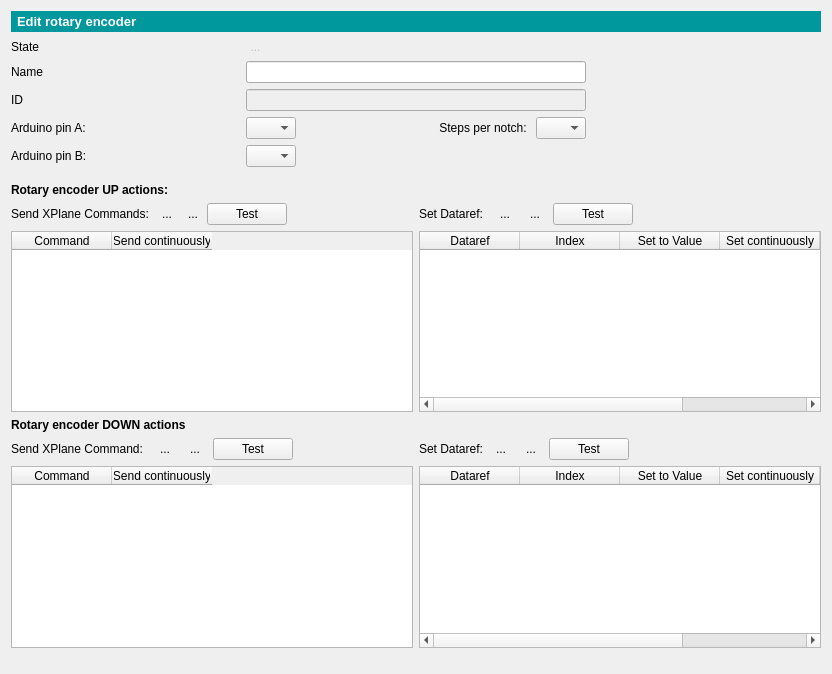
Above: gui/rotencoderEditForm.ui from leleopard/pyXPArduino before the change. Below: the same form after it.
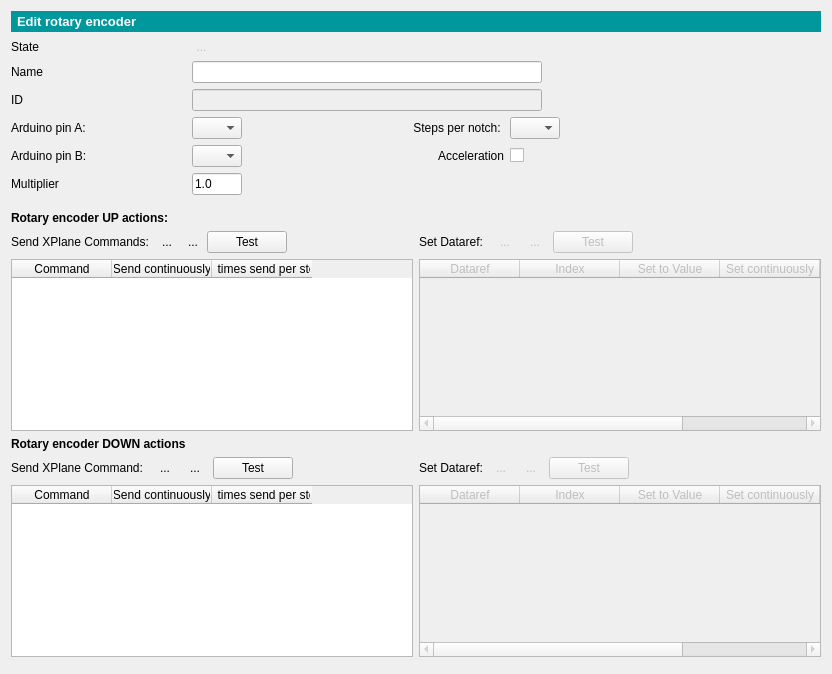
That is the form after the change. Icons and pictures are not drawn.

Commit message: added rot encoder acceleration and multiplier settings

```diff
--- a/gui/rotencoderEditForm.ui
+++ b/gui/rotencoderEditForm.ui
@@ -43,36 +43,6 @@
      </property>
     </widget>
    </item>
-   <item row="1" column="0">
-    <widget class="QLabel" name="label_17">
-     <property name="text">
-      <string>State</string>
-     </property>
-    </widget>
-   </item>
-   <item row="8" column="0">
-    <spacer name="verticalSpacer_2">
-     <property name="orientation">
-      <enum>Qt::Vertical</enum>
-     </property>
-     <property name="sizeType">
-      <enum>QSizePolicy::Fixed</enum>
-     </property>
-     <property name="sizeHint" stdset="0">
-      <size>
-       <width>20</width>
-       <height>10</height>
-      </size>
-     </property>
-    </spacer>
-   </item>
-   <item row="4" column="0">
-    <widget class="QLabel" name="label_19">
-     <property name="text">
-      <string>ID</string>
-     </property>
-    </widget>
-   </item>
    <item row="3" column="0">
     <widget class="QLabel" name="label_3">
      <property name="sizePolicy">
@@ -81,6 +51,12 @@
        <verstretch>0</verstretch>
       </sizepolicy>
      </property>
+     <property name="maximumSize">
+      <size>
+       <width>110</width>
+       <height>16777215</height>
+      </size>
+     </property>
      <property name="layoutDirection">
       <enum>Qt::LeftToRight</enum>
      </property>
@@ -89,7 +65,7 @@
      </property>
     </widget>
    </item>
-   <item row="11" column="0">
+   <item row="12" column="0">
     <widget class="QLabel" name="label_15">
      <property name="font">
       <font>
@@ -103,27 +79,61 @@
      </property>
     </widget>
    </item>
+   <item row="4" column="0">
+    <widget class="QLabel" name="label_19">
+     <property name="maximumSize">
+      <size>
+       <width>110</width>
+       <height>16777215</height>
+      </size>
+     </property>
+     <property name="text">
+      <string>ID</string>
+     </property>
+    </widget>
+   </item>
+   <item row="1" column="0">
+    <widget class="QLabel" name="label_17">
+     <property name="maximumSize">
+      <size>
+       <width>110</width>
+       <height>16777215</height>
+      </size>
+     </property>
+     <property name="text">
+      <string>State</string>
+     </property>
+    </widget>
+   </item>
+   <item row="9" column="0">
+    <spacer name="verticalSpacer_2">
+     <property name="orientation">
+      <enum>Qt::Vertical</enum>
+     </property>
+     <property name="sizeType">
+      <enum>QSizePolicy::Fixed</enum>
+     </property>
+     <property name="sizeHint" stdset="0">
+      <size>
+       <width>20</width>
+       <height>10</height>
+      </size>
+     </property>
+    </spacer>
+   </item>
    <item row="5" column="0">
     <widget class="QLabel" name="label_18">
+     <property name="maximumSize">
+      <size>
+       <width>110</width>
+       <height>16777215</height>
+      </size>
+     </property>
      <property name="text">
       <string>Arduino pin A:</string>
      </property>
     </widget>
    </item>
-   <item row="9" column="0">
-    <widget class="QLabel" name="label_9">
-     <property name="font">
-      <font>
-       <pointsize>9</pointsize>
-       <weight>75</weight>
-       <bold>true</bold>
-      </font>
-     </property>
-     <property name="text">
-      <string>Rotary encoder UP actions:</string>
-     </property>
-    </widget>
-   </item>
    <item row="5" column="1">
     <widget class="QComboBox" name="PINA_comboBox">
      <property name="maximumSize">
@@ -134,7 +144,21 @@
      </property>
     </widget>
    </item>
-   <item row="14" column="0">
+   <item row="10" column="0">
+    <widget class="QLabel" name="label_9">
+     <property name="font">
+      <font>
+       <pointsize>9</pointsize>
+       <weight>75</weight>
+       <bold>true</bold>
+      </font>
+     </property>
+     <property name="text">
+      <string>Rotary encoder UP actions:</string>
+     </property>
+    </widget>
+   </item>
+   <item row="15" column="0">
     <spacer name="verticalSpacer">
      <property name="orientation">
       <enum>Qt::Vertical</enum>
@@ -147,7 +171,7 @@
      </property>
     </spacer>
    </item>
-   <item row="10" column="0" colspan="5">
+   <item row="11" column="0" colspan="5">
     <layout class="QGridLayout" name="gridLayout_3">
      <item row="4" column="1">
       <widget class="QTableWidget" name="UP_CMDS_TABLE">
@@ -167,10 +191,18 @@
          <string>Send continuously</string>
         </property>
        </column>
+       <column>
+        <property name="text">
+         <string>Nr times send per step</string>
+        </property>
+       </column>
       </widget>
      </item>
      <item row="4" column="4">
       <widget class="QTableWidget" name="UP_DREFS_TABLE">
+       <property name="enabled">
+        <bool>false</bool>
+       </property>
        <column>
         <property name="text">
          <string>Dataref</string>
@@ -283,6 +315,9 @@
        </item>
        <item>
         <widget class="QToolButton" name="UP_ADDDREF_BTN">
+         <property name="enabled">
+          <bool>false</bool>
+         </property>
          <property name="text">
           <string>...</string>
          </property>
@@ -297,6 +332,9 @@
        </item>
        <item>
         <widget class="QToolButton" name="UP_RMDREF_BTN">
+         <property name="enabled">
+          <bool>false</bool>
+         </property>
          <property name="text">
           <string>...</string>
          </property>
@@ -311,6 +349,9 @@
        </item>
        <item>
         <widget class="QPushButton" name="testUPON_DREFS_button">
+         <property name="enabled">
+          <bool>false</bool>
+         </property>
          <property name="text">
           <string>Test</string>
          </property>
@@ -333,7 +374,7 @@
      </item>
     </layout>
    </item>
-   <item row="12" column="0" colspan="5">
+   <item row="13" column="0" colspan="5">
     <layout class="QGridLayout" name="gridLayout_4">
      <item row="6" column="0">
       <widget class="QTableWidget" name="DOWN_CMDS_TABLE">
@@ -347,10 +388,18 @@
          <string>Send continuously</string>
         </property>
        </column>
+       <column>
+        <property name="text">
+         <string>Nr times send per step</string>
+        </property>
+       </column>
       </widget>
      </item>
      <item row="6" column="1">
       <widget class="QTableWidget" name="DOWN_DREFS_TABLE">
+       <property name="enabled">
+        <bool>false</bool>
+       </property>
        <column>
         <property name="text">
          <string>Dataref</string>
@@ -455,6 +504,9 @@
        </item>
        <item>
         <widget class="QToolButton" name="DOWN_ADDDREF_BTN">
+         <property name="enabled">
+          <bool>false</bool>
+         </property>
          <property name="text">
           <string>...</string>
          </property>
@@ -470,6 +522,9 @@
        </item>
        <item>
         <widget class="QToolButton" name="DOWN_RMDREF_BTN">
+         <property name="enabled">
+          <bool>false</bool>
+         </property>
          <property name="text">
           <string>...</string>
          </property>
@@ -485,6 +540,9 @@
        </item>
        <item>
         <widget class="QPushButton" name="testDOWN_DREFS_button">
+         <property name="enabled">
+          <bool>false</bool>
+         </property>
          <property name="text">
           <string>Test</string>
          </property>
@@ -507,6 +565,16 @@
      </item>
     </layout>
    </item>
+   <item row="7" column="1">
+    <widget class="QComboBox" name="PINB_comboBox">
+     <property name="maximumSize">
+      <size>
+       <width>50</width>
+       <height>16777215</height>
+      </size>
+     </property>
+    </widget>
+   </item>
    <item row="3" column="1" colspan="3">
     <widget class="QLineEdit" name="nameLineEdit">
      <property name="minimumSize">
@@ -523,6 +591,19 @@
      </property>
     </widget>
    </item>
+   <item row="7" column="0">
+    <widget class="QLabel" name="label">
+     <property name="maximumSize">
+      <size>
+       <width>110</width>
+       <height>16777215</height>
+      </size>
+     </property>
+     <property name="text">
+      <string>Arduino pin B:</string>
+     </property>
+    </widget>
+   </item>
    <item row="1" column="1">
     <widget class="QToolButton" name="switchStateButton">
      <property name="enabled">
@@ -581,23 +662,6 @@
      </property>
     </widget>
    </item>
-   <item row="7" column="1">
-    <widget class="QComboBox" name="PINB_comboBox">
-     <property name="maximumSize">
-      <size>
-       <width>50</width>
-       <height>16777215</height>
-      </size>
-     </property>
-    </widget>
-   </item>
-   <item row="7" column="0">
-    <widget class="QLabel" name="label">
-     <property name="text">
-      <string>Arduino pin B:</string>
-     </property>
-    </widget>
-   </item>
    <item row="5" column="3">
     <widget class="QComboBox" name="steps_comboBox">
      <property name="maximumSize">
@@ -618,6 +682,49 @@
      </property>
     </widget>
    </item>
+   <item row="7" column="3">
+    <widget class="QCheckBox" name="acceleration_checkBox">
+     <property name="text">
+      <string/>
+     </property>
+    </widget>
+   </item>
+   <item row="7" column="2">
+    <widget class="QLabel" name="label_4">
+     <property name="text">
+      <string>Acceleration</string>
+     </property>
+     <property name="alignment">
+      <set>Qt::AlignRight|Qt::AlignTrailing|Qt::AlignVCenter</set>
+     </property>
+    </widget>
+   </item>
+   <item row="8" column="0">
+    <widget class="QLabel" name="label_5">
+     <property name="maximumSize">
+      <size>
+       <width>110</width>
+       <height>16777215</height>
+      </size>
+     </property>
+     <property name="text">
+      <string>Multiplier</string>
+     </property>
+    </widget>
+   </item>
+   <item row="8" column="1">
+    <widget class="QLineEdit" name="multiplierLineEdit">
+     <property name="maximumSize">
+      <size>
+       <width>50</width>
+       <height>16777215</height>
+      </size>
+     </property>
+     <property name="text">
+      <string>1.0</string>
+     </property>
+    </widget>
+   </item>
   </layout>
  </widget>
  <resources>
```
Left out of the diff: 96 changed lines with no effect on the pictures. The commit also changes 6 other files.
